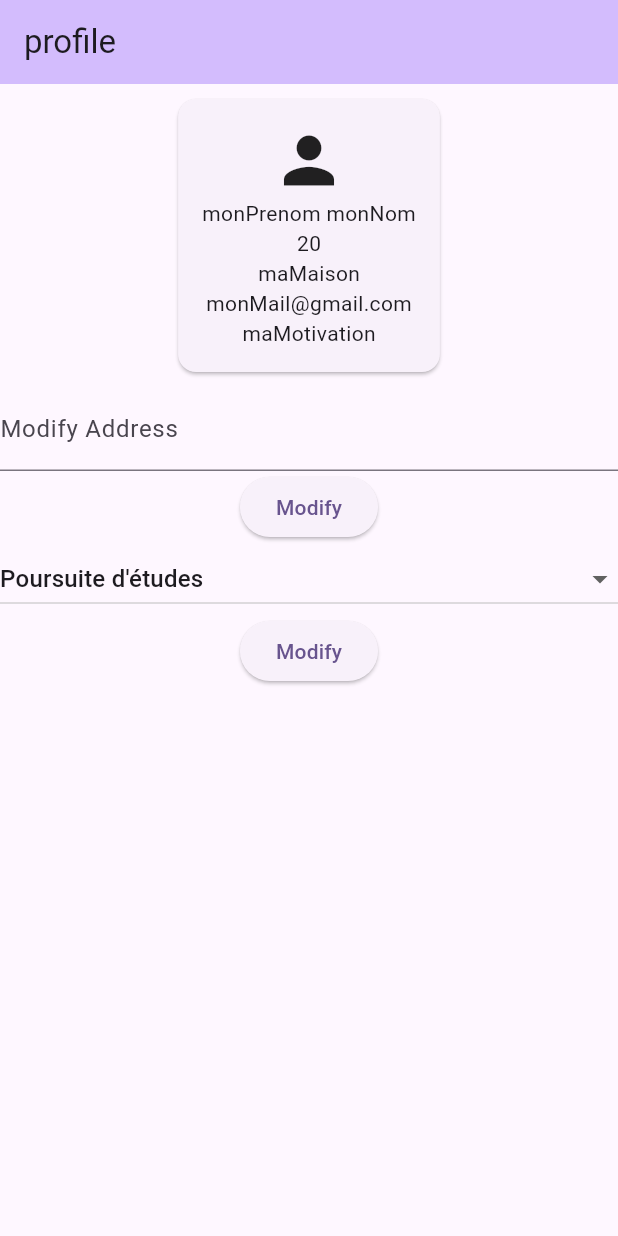
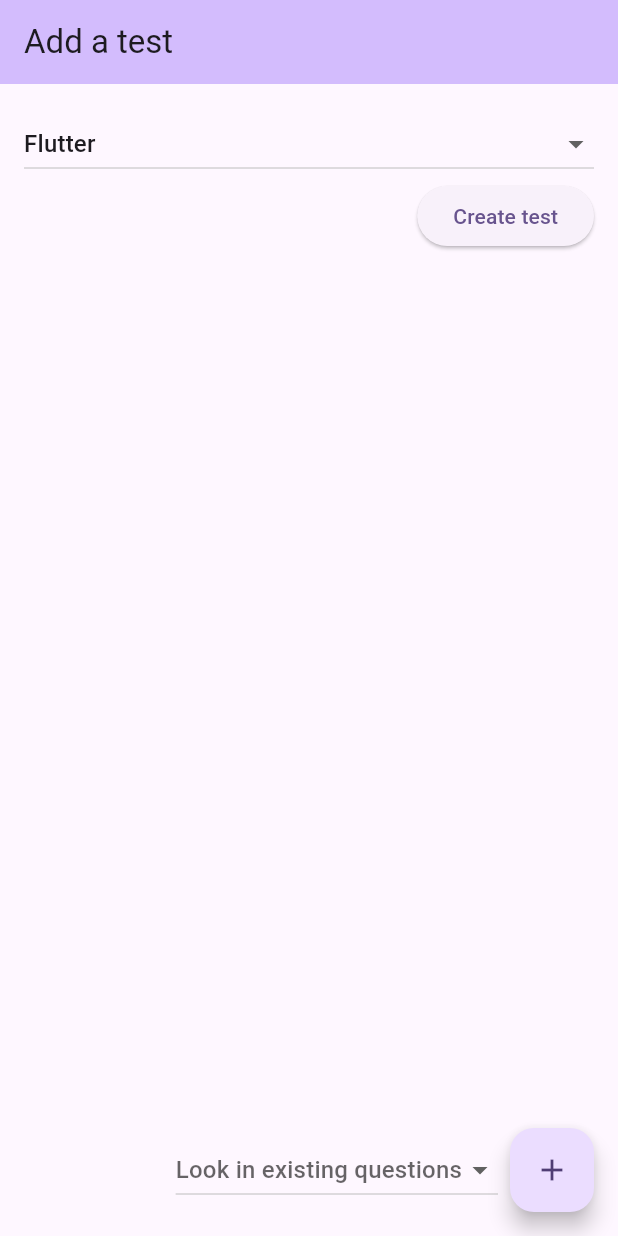
Before and after one commit to Kaylana1968/CodeEvaluator, a Flutter app: the screen it shows after launch, on a phone screen of 412 x 824 dp. Run offline on Flutter 3.47's test engine with Material 3 defaults, Android fonts, the phone set to English and light mode, and no system bars; missing offline and left inert: mongo_dart.

Commit message:
made front for creating a test as admin

```diff
--- /dev/null
+++ b/lib/Controller/add_test.dart
@@ -0,0 +1 @@
+void createTest() {}
--- /dev/null
+++ b/lib/Vue/add_test.dart
@@ -0,0 +1,169 @@
+import 'package:flutter/material.dart';
+import '../Model/Question.dart';
+import '../Controller/add_test.dart';
+
+const List<String> categories = ['Flutter', 'Java', 'Python', 'Javascript'];
+
+class AddTestPage extends StatefulWidget {
+  const AddTestPage({super.key, required this.title});
+
+  final String title;
+
+  @override
+  State<AddTestPage> createState() => _AddTestPageState();
+}
+
+class _AddTestPageState extends State<AddTestPage> {
+  final formKey = GlobalKey<FormState>();
+  List<Question> questions = [];
+  String category = categories.first;
+
+  List<Question> categoryQuestions = [
+    Question("_label", 0, ['_choices'], 'Flutter')
+  ];
+
+  Widget _buildQuestions(List<Question> questions) {
+    return ListView.builder(
+      itemCount: questions.length,
+      shrinkWrap: true,
+      itemBuilder: (context, index) {
+        final Question question = questions[index];
+
+        return Column(crossAxisAlignment: CrossAxisAlignment.start, children: [
+          Row(
+            children: [
+              Expanded(
+                  child: TextFormField(
+                initialValue: question.label,
+                decoration: const InputDecoration(labelText: "label"),
+                validator: (value) => value!.isEmpty ? "Enter a label" : null,
+                onChanged: (value) => question.label = value,
+              )),
+              IconButton(
+                  onPressed: () => setState(() {
+                        questions.removeAt(index);
+                      }),
+                  icon: const Icon(Icons.close))
+            ],
+          ),
+          Padding(
+              padding: const EdgeInsets.symmetric(horizontal: 16.0),
+              child: ListView.builder(
+                itemCount: question.choices.length,
+                shrinkWrap: true,
+                physics: const NeverScrollableScrollPhysics(),
+                itemBuilder: (context, index) {
+                  return Row(children: [
+                    Checkbox(
+                        value: question.answer == index,
+                        onChanged: (value) => setState(() {
+                              question.answer = index;
+                            })),
+                    Expanded(
+                      child: TextFormField(
+                        initialValue: question.choices[index],
+                        decoration:
+                            InputDecoration(labelText: "Choice ${index + 1}"),
+                        validator: (value) =>
+                            value!.isEmpty ? "Enter a label" : null,
+                        onChanged: (value) {
+                          question.choices[index] = value;
+                        },
+                      ),
+                    ),
+                    IconButton(
+                        onPressed: () => setState(() {
+                              question.choices.removeAt(index);
+                            }),
+                        icon: const Icon(Icons.close))
+                  ]);
+                },
+              )),
+          const SizedBox(height: 8.0),
+          ElevatedButton(
+              onPressed: () => setState(() {
+                    question.choices.add("");
+                  }),
+              child: const Text("Add a choice"))
+        ]);
+      },
+    );
+  }
+
+  Widget _buildFloatingButtons(List<Question> questions, String category) {
+    return Row(
+      mainAxisAlignment: MainAxisAlignment.end,
+      children: [
+        DropdownButton(
+            hint: const Text("Look in existing questions"),
+            items: categoryQuestions
+                .asMap()
+                .entries
+                .map<DropdownMenuItem<int>>((entry) {
+              int index = entry.key;
+              Question question = entry.value;
+
+              return DropdownMenuItem<int>(
+                value: index,
+                child: Text(question.label),
+              );
+            }).toList(),
+            onChanged: (int? index) {
+              if (index != null) {
+                setState(() {
+                  questions.add(categoryQuestions[index]);
+                });
+              }
+            }),
+        const SizedBox(width: 8.0),
+        FloatingActionButton(
+            child: const Icon(Icons.add),
+            onPressed: () => setState(() {
+                  questions.add(Question("", 0, [], category));
+                }))
+      ],
+    );
+  }
+
+  @override
+  Widget build(BuildContext context) {
+    return Scaffold(
+        appBar: AppBar(
+          backgroundColor: Theme.of(context).colorScheme.inversePrimary,
+          title: Text(widget.title),
+        ),
+        body: Container(
+            margin: const EdgeInsets.all(16.0),
+            child: Form(
+                key: formKey,
+                child: Column(
+                  crossAxisAlignment: CrossAxisAlignment.end,
+                  children: [
+                    DropdownButton(
+                        isExpanded: true,
+                        value: category,
+                        items: categories
+                            .map<DropdownMenuItem<String>>((String value) {
+                          return DropdownMenuItem<String>(
+                            value: value,
+                            child: Text(value),
+                          );
+                        }).toList(),
+                        onChanged: (value) => setState(() {
+                              category = value!;
+                              questions.clear();
+                            })),
+                    _buildQuestions(questions),
+                    ElevatedButton(
+                      onPressed: () {
+                        if (formKey.currentState!.validate()) {
+                          createTest();
+                        }
+                      },
+                      child: const Text("Create test"),
+                    )
+                  ],
+                ))),
+        floatingActionButton: _buildFloatingButtons(questions, category));
+  }
+}
--- a/lib/main.dart
+++ b/lib/main.dart
@@ -1,5 +1,6 @@
 import 'package:flutter/material.dart';
 
+import 'Vue/add_test.dart';
 import 'Vue/register.dart';
 import 'Vue/login.dart';
 import 'Vue/profile.dart';
@@ -24,11 +25,12 @@ class MyApp extends StatelessWidget {
           useMaterial3: true,
         ),
         debugShowCheckedModeBanner: false,
-        initialRoute: '/profile',
+        initialRoute: '/add-test',
         routes: {
           "/register": (context) => const RegistrationPage(title: "Register"),
           "/login": (context) => const LoginPage(title: "Log in"),
-          "/profile": (context) => const ProfilePage(title: "profile")
+          "/profile": (context) => const ProfilePage(title: "profile"),
+          "/add-test": (context) => const AddTestPage(title: "Add a test")
         });
   }
 }
```
